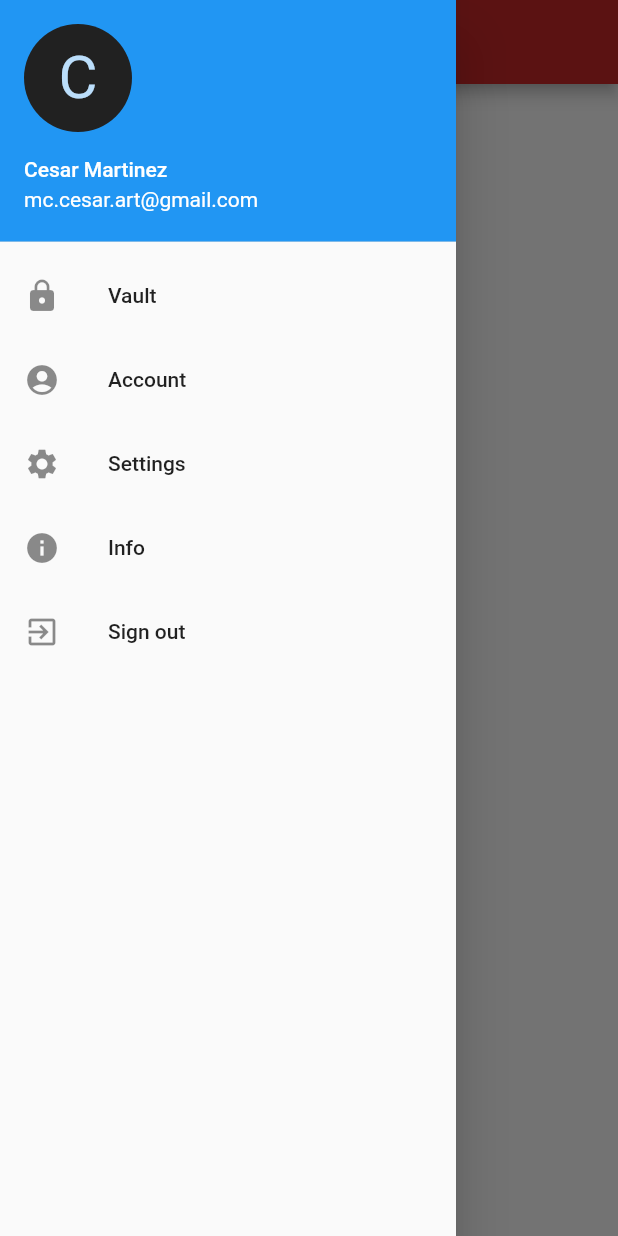
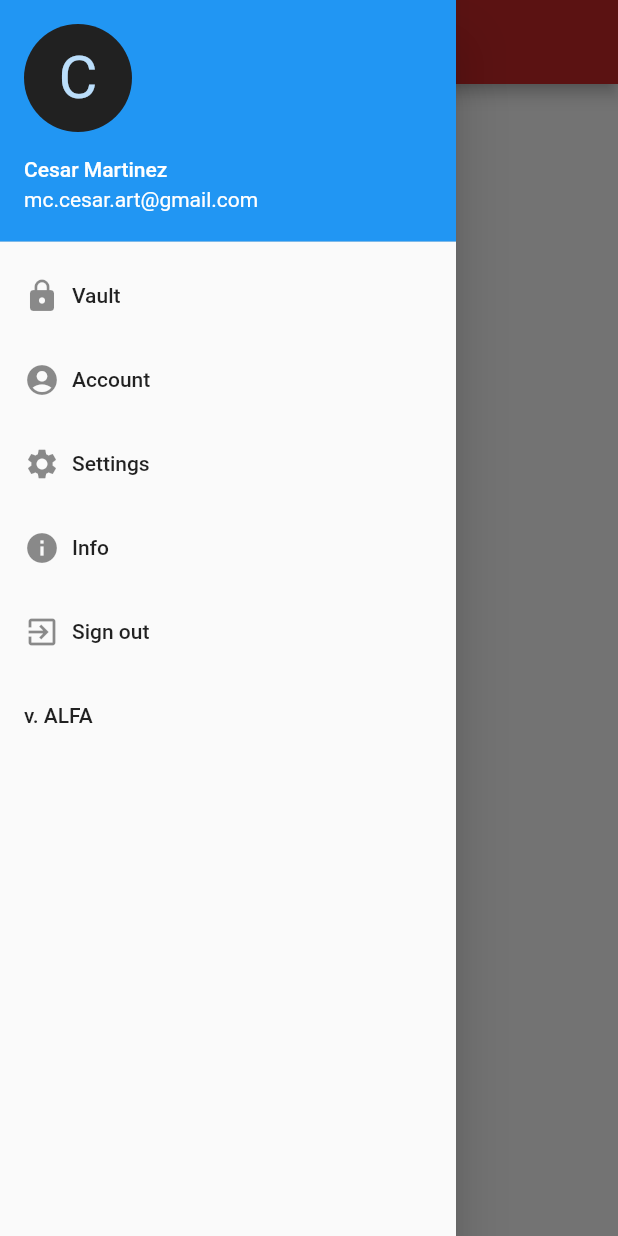
Before and after one commit to CesarMtzV/password-manager, a Flutter app: the Account screen opened directly, with the side drawer open, on a phone screen of 412 x 824 dp. Run offline on Flutter 3.47's test engine with Material 2 defaults, Android fonts, the phone set to English and light mode, and no system bars; our stand-ins replace cloud_firestore, firebase_auth; accounts and stored records are empty.

Commit message:
Deleted ListTiles array and added new Drawer

```diff
--- a/lib/screens/main/account.dart
+++ b/lib/screens/main/account.dart
@@ -1,7 +1,5 @@
 import 'package:flutter/material.dart';
-import 'vault.dart';
-import 'settings.dart';
-import 'info.dart';
+import 'package:password_manager/widgets/drawer.dart';
 
 class Account extends StatefulWidget {
   Account({Key key}) : super(key: key);
@@ -12,75 +10,11 @@ class Account extends StatefulWidget {
 class _AccountState extends State<Account> {
   @override
   Widget build(BuildContext context) {
-    final _ListTiles = <Widget>[
-      UserAccountsDrawerHeader(
-        accountName: Text("Cesar Martinez"),
-        accountEmail: Text("mc.cesar.art@gmail.com"),
-        currentAccountPicture: CircleAvatar(
-          backgroundColor: Colors.grey[900],
-          child: Text(
-            'C',
-            style: TextStyle(
-              fontSize: 40.0
-            ),
-          ),
-        ),
-      ),
-      ListTile(
-        title: Text("Vault"),
-        leading: Icon(Icons.lock),
-        onTap: () {
-          Navigator.push(
-            context,
-            MaterialPageRoute(builder: (context) => Vault()),
-          );
-        },
-      ),
-      ListTile(
-        title: Text("Account"),
-        leading: Icon(Icons.account_circle),
-        onTap: () {},
-      ),
-      ListTile(
-        title: Text("Settings"),
-        leading: Icon(Icons.settings),
-        onTap: () {
-          Navigator.push(
-            context,
-            MaterialPageRoute(builder: (context) => Settings()),
-          );
-        },
-      ),
-      ListTile(
-        title: Text("Info"),
-        leading: Icon(Icons.info),
-        onTap: () {
-          Navigator.push(
-            context,
-            MaterialPageRoute(builder: (context) => Info()),
-          );
-        },
-      ),
-      ListTile(
-        title: Text("Sign out"),
-        leading: Icon(Icons.exit_to_app),
-        onTap: () {
-          print("Sign out selected");
-        },
-      ),
-
-    ];
-
     return Scaffold(
       appBar: AppBar(
         title: Text("Account"),
       ),
-      drawer: Drawer(
-        child: ListView(
-          padding: EdgeInsets.zero,
-          children: _ListTiles
-        ),
-      ),
+      drawer: AppDrawer(),
     );
   }
 }
```
Also changed, not shown: lib/screens/main/info.dart (+2 -68 lines), lib/screens/main/settings.dart (+2 -69 lines).
